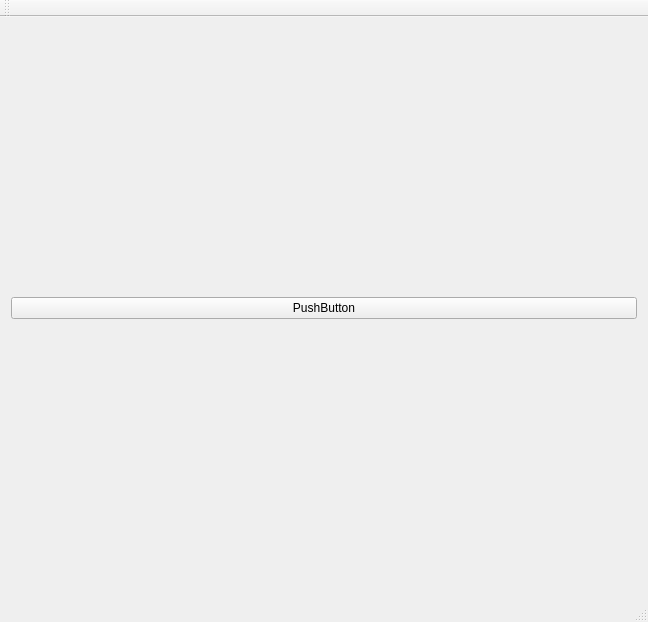
Qt form forms/mainwindow.ui (Boazrciasn/RDFramework) before a commit.
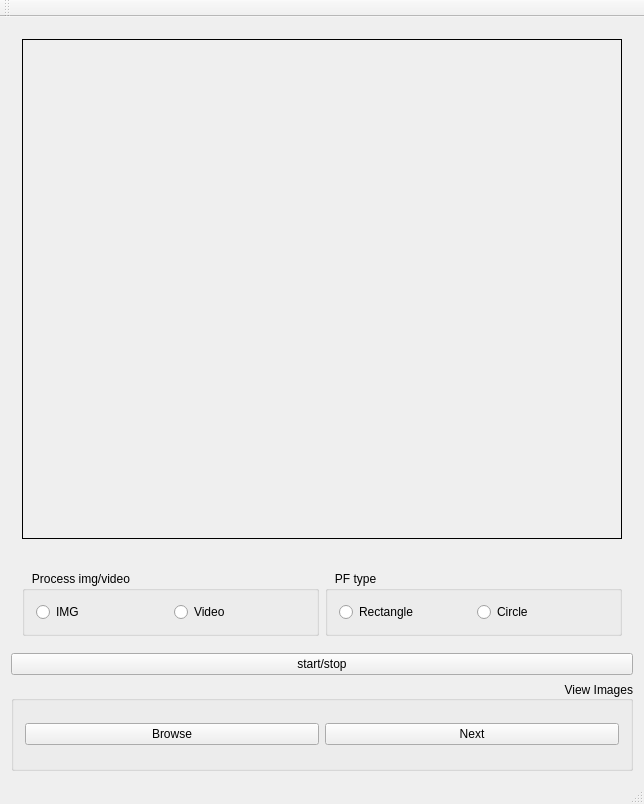
The same form after that commit.

What changed in the file:
```diff
--- a/forms/mainwindow.ui
+++ b/forms/mainwindow.ui
@@ -6,8 +6,8 @@
    <rect>
     <x>0</x>
     <y>0</y>
-    <width>648</width>
-    <height>622</height>
+    <width>636</width>
+    <height>804</height>
    </rect>
   </property>
   <property name="windowTitle">
@@ -16,10 +16,143 @@
   <widget class="QWidget" name="centralWidget">
    <layout class="QVBoxLayout" name="verticalLayout">
     <item>
-     <widget class="QPushButton" name="pushButton">
+     <widget class="QWidget" name="widget" native="true">
+      <layout class="QHBoxLayout" name="horizontalLayout_4">
+       <item>
+        <widget class="QLabel" name="label">
+         <property name="sizePolicy">
+          <sizepolicy hsizetype="Ignored" vsizetype="Ignored">
+           <horstretch>0</horstretch>
+           <verstretch>0</verstretch>
+          </sizepolicy>
+         </property>
+         <property name="minimumSize">
+          <size>
+           <width>600</width>
+           <height>500</height>
+          </size>
+         </property>
+         <property name="frameShape">
+          <enum>QFrame::Panel</enum>
+         </property>
+         <property name="text">
+          <string/>
+         </property>
+         <property name="scaledContents">
+          <bool>true</bool>
+         </property>
+        </widget>
+       </item>
+      </layout>
+     </widget>
+    </item>
+    <item alignment="Qt::AlignBottom">
+     <widget class="QWidget" name="widget_2" native="true">
+      <property name="enabled">
+       <bool>true</bool>
+      </property>
+      <property name="sizePolicy">
+       <sizepolicy hsizetype="Expanding" vsizetype="Expanding">
+        <horstretch>0</horstretch>
+        <verstretch>0</verstretch>
+       </sizepolicy>
+      </property>
+      <layout class="QHBoxLayout" name="horizontalLayout">
+       <item>
+        <widget class="QGroupBox" name="groupBox">
+         <property name="sizePolicy">
+          <sizepolicy hsizetype="Expanding" vsizetype="Expanding">
+           <horstretch>0</horstretch>
+           <verstretch>0</verstretch>
+          </sizepolicy>
+         </property>
+         <property name="title">
+          <string>   Process img/video</string>
+         </property>
+         <layout class="QHBoxLayout" name="horizontalLayout_2">
+          <item>
+           <widget class="QRadioButton" name="IMG_button">
+            <property name="text">
+             <string>IMG</string>
+            </property>
+           </widget>
+          </item>
+          <item>
+           <widget class="QRadioButton" name="Video_button">
+            <property name="text">
+             <string>Video</string>
+            </property>
+           </widget>
+          </item>
+         </layout>
+        </widget>
+       </item>
+       <item>
+        <widget class="QGroupBox" name="groupBox_2">
+         <property name="sizePolicy">
+          <sizepolicy hsizetype="Expanding" vsizetype="Expanding">
+           <horstretch>0</horstretch>
+           <verstretch>0</verstretch>
+          </sizepolicy>
+         </property>
+         <property name="title">
+          <string>   PF type</string>
+         </property>
+         <layout class="QHBoxLayout" name="horizontalLayout_3">
+          <item>
+           <widget class="QRadioButton" name="Rectangle_button">
+            <property name="text">
+             <string>Rectangle</string>
+            </property>
+           </widget>
+          </item>
+          <item>
+           <widget class="QRadioButton" name="Circle_button">
+            <property name="text">
+             <string>Circle</string>
+            </property>
+           </widget>
+          </item>
+         </layout>
+        </widget>
+       </item>
+      </layout>
+     </widget>
+    </item>
+    <item>
+     <widget class="QPushButton" name="runButton">
       <property name="text">
-       <string>PushButton</string>
+       <string>start/stop</string>
       </property>
+      <property name="autoDefault">
+       <bool>false</bool>
+      </property>
+     </widget>
+    </item>
+    <item>
+     <widget class="QGroupBox" name="groupBox_3">
+      <property name="title">
+       <string>View Images</string>
+      </property>
+      <property name="alignment">
+       <set>Qt::AlignRight|Qt::AlignTrailing|Qt::AlignVCenter</set>
+      </property>
+      <layout class="QHBoxLayout" name="horizontalLayout_6">
+       <item>
+        <widget class="QPushButton" name="pushButton">
+         <property name="text">
+          <string>Browse</string>
+         </property>
+        </widget>
+       </item>
+       <item>
+        <widget class="QPushButton" name="pushButton_2">
+         <property name="text">
+          <string>Next</string>
+         </property>
+        </widget>
+       </item>
+      </layout>
      </widget>
     </item>
    </layout>
```
Left out of the diff: 2 changed lines with no effect on the pictures.
